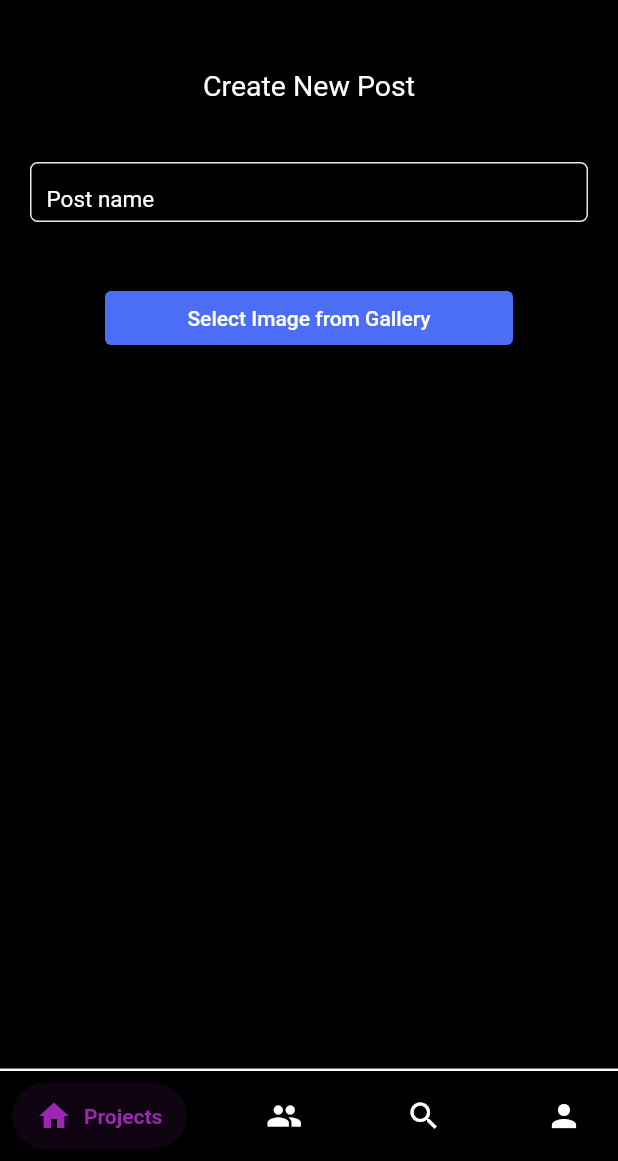
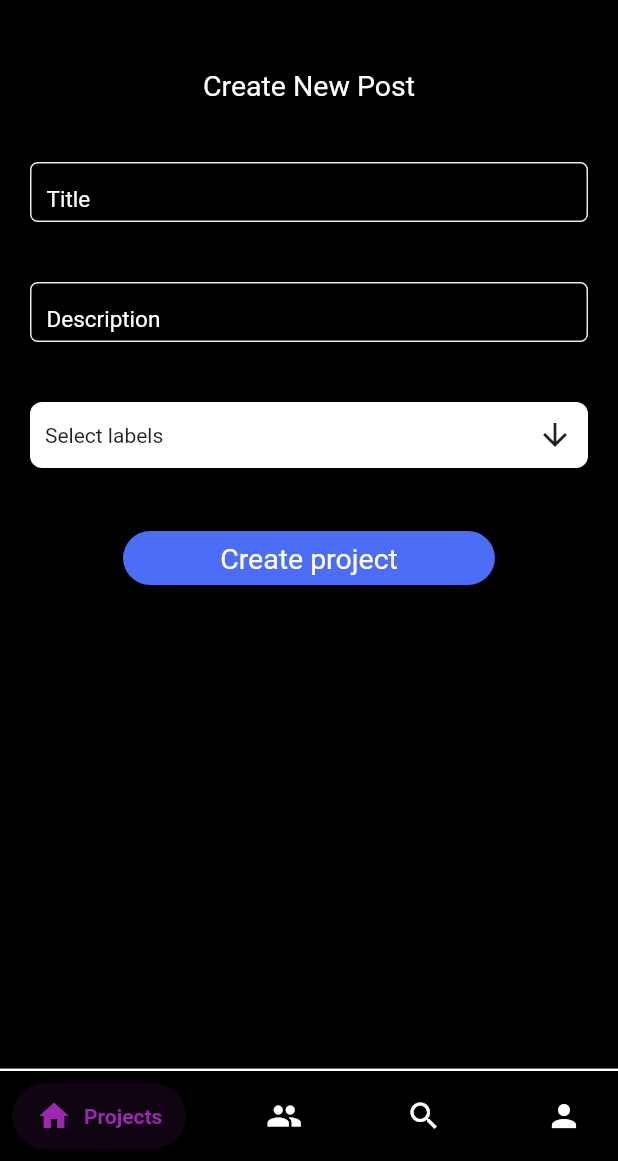
Before and after one commit to TahaMsv/Negarestan, a Flutter app: the CreatePostView screen opened by its route, on a phone screen of 412 x 824 dp, the part 75-1236 px from its top. Run offline on Flutter 3.47's test engine with Material 2 defaults, Android fonts, the phone set to English and light mode, and no system bars; drawn by our look-alikes of multi_select_flutter, salomon_bottom_bar; our stand-ins replace carousel_slider, connectivity_plus, dartz, dio, equatable, flash and 5 more; missing offline and left inert: network_manager, responsive_grid_list, scroll_navigation, shared_preferences_web; accounts and stored records are empty; Roboto replaces fonts that are missing (OpenSans); project files that could hold a hidden picture were left out.

Commit message:
Create project and projects list are implemented.

```diff
--- /dev/null
+++ b/lib/core/classes/Project.dart
@@ -0,0 +1,82 @@
+class Project {
+  Project({
+    required this.id,
+    required this.user,
+    required this.title,
+    required this.description,
+    this.awards,
+    required this.labels,
+    required this.institutions,
+    required this.tools,
+    required this.likes,
+    required this.comments,
+  });
+
+  int id;
+  int user;
+  String title;
+  String description;
+  String? awards;
+  List<String> labels;
+  List<String> institutions;
+  List<String> tools;
+  List<String> likes;
+  List<Comment> comments;
+
+  factory Project.fromJson(Map<String, dynamic> json) => Project(
+        id: json["id"],
+        user: json["user"],
+        title: json["title"],
+        description: json["description"],
+        awards: json["awards"],
+        labels: json["labels"].cast<String>(),
+        likes: json["likes"].cast<String>(),
+        tools: json["tools"].cast<String>(),
+        institutions: json["institutions"]?.cast<String>(),
+        comments: List<Comment>.from(json["comments"].map((c) => Comment.fromJson(c))),
+      );
+
+  // Map<String, dynamic> toJson() => {
+  //       "id": id,
+  //       "username": username,
+  //       "first_name": firstname,
+  //       "last_name": lastname,
+  //       "password": password,
+  //       "email": email,
+  //       "phone_number": phoneNumber,
+  //       "country": country,
+  //       "city": city,
+  //       "bio": bio,
+  //       "skills": skills,
+  //       "institutions": institutions,
+  //       "birthday": birthDay,
+  //       "gender": gender,
+  //       "followers": followers,
+  //       "following": followings,
+  //     };
+
+  bool operator ==(p) => p is Project && p.id == id;
+}
+
+class Comment {
+  Comment({
+    required this.id,
+    required this.user,
+    required this.project,
+    required this.content,
+  });
+
+  int id;
+  int user;
+  int project;
+  String content;
+
+  factory Comment.fromJson(Map<String, dynamic> json) => Comment(
+        id: json["id"],
+        user: json["user"],
+        content: json["content"],
+        project: json["project"],
+      );
+
+  bool operator ==(c) => c is Comment && c.id == id;
+}
--- a/lib/core/constants/apis.dart
+++ b/lib/core/constants/apis.dart
@@ -9,4 +9,6 @@ class Apis {
   static const unfollow = 'users/unfollow/v0/';
   static const me = 'users/me/v0/';
   static const search = 'users/search/v0/';
+  static const createProject = 'projects/v0/';
+  static const getProjects = 'projects/v0/';
 }
--- a/lib/core/constants/ui.dart
+++ b/lib/core/constants/ui.dart
@@ -138,7 +138,7 @@ class MyTheme {
 
   static ThemeData dark = ThemeData.dark().copyWith(
     primaryColor: Colors.deepPurple,
-    accentColor: Colors.grey,
+    // accentColor: Colors.grey,
     textButtonTheme: TextButtonThemeData(
         style: TextButton.styleFrom(
       primary: Colors.deepOrange,
--- a/lib/screens/create_post/create_post__state.dart
+++ b/lib/screens/create_post/create_post__state.dart
@@ -7,8 +7,27 @@ import 'package:get/get.dart';
 class CreatePostState with ChangeNotifier {
   setState() => notifyListeners();
 
+  bool _loading = false;
+
+  bool get loading => _loading;
+
+  void setLoading(bool val) {
+    _loading = val;
+    notifyListeners();
+  }
+
+  List<String> _selectedLabels = [];
+
+  List<String> get selectedLabels => _selectedLabels;
+
+  void setSelectedLabels(List<String> val) {
+    _selectedLabels = val;
+    notifyListeners();
+  }
+
   final TextEditingController postNameC = TextEditingController();
+  final TextEditingController postDescriptionC = TextEditingController();
+  final TextEditingController awardsC = TextEditingController();
 
   List<File> selectedImages = [];
-
 }
--- a/lib/screens/create_post/create_post_view_mobile.dart
+++ b/lib/screens/create_post/create_post_view_mobile.dart
@@ -2,16 +2,20 @@ import 'dart:io';
 import 'package:flutter/material.dart';
 import 'package:get/get.dart';
 import 'package:negarestan/widgets/UserTextInput.dart';
+
 // import 'package:image_picker/image_picker.dart';
 import '../../core/constants/ui.dart';
 import '../../core/dependency_injection.dart';
 import 'package:provider/provider.dart';
+import '../../widgets/MyElevatedButton.dart';
 import 'create_post__state.dart';
 import 'create_post_controller.dart';
+import 'package:multi_select_flutter/multi_select_flutter.dart';
 
 class CreatePostView extends StatelessWidget {
   CreatePostView({Key? key}) : super(key: key);
   final CreatePostController createPostController = getIt<CreatePostController>();
+
   // final picker = ImagePicker();
 
   @override
@@ -37,42 +41,52 @@ class CreatePostView extends StatelessWidget {
               SizedBox(height: 40),
               UserTextInput(
                 height: 40,
-                hint: 'Post name',
+                hint: 'Title',
                 hintColor: Colors.white,
+                textColor: Colors.white,
                 controller: createPostState.postNameC,
               ),
               SizedBox(height: 40),
+              UserTextInput(
+                height: 40,
+                hint: 'Description',
+                hintColor: Colors.white,
+                textColor: Colors.white,
+                controller: createPostState.postDescriptionC,
+              ),
+              SizedBox(height: 40),
+              MultiSelectDialogField(
+                items: ["Web design", 'Logo Design', 'Motion Graphics', 'Poster Design', 'Social Media Graphics', 'App Design'].map((e) => MultiSelectItem(e, e)).toList(),
+                listType: MultiSelectListType.CHIP,
+                buttonText: Text("Select labels"),
+                selectedColor: Colors.green,
+                selectedItemsTextStyle: TextStyle(color: Colors.white),
+                decoration: BoxDecoration(
+                  borderRadius: BorderRadius.circular(8),
+                  color: MyColors.white,
+                ),
+                onConfirm: (values) {
+                  createPostState.setSelectedLabels(values);
+                },
+              ),
+              SizedBox(height: 40),
               Padding(
-                padding: const EdgeInsets.symmetric(horizontal: 50.0),
-                child: ElevatedButton(
-                  style: ButtonStyle(backgroundColor: MaterialStateProperty.all(MyColors.myBlue)),
-                  // TO change button color
-                  child: const Text('Select Image from Gallery'),
-                  onPressed: () {
-                    // getImages();
+                padding: const EdgeInsets.symmetric(horizontal: 60.0),
+                child: MyElevatedButton(
+                  height: 40,
+                  width: 20,
+                  buttonText: "Create project",
+                  fontSize: 19,
+                  borderRadius: 20,
+                  bgColor: MyColors.myBlue,
+                  textColor: MyColors.white,
+                  fgColor: MyColors.white,
+                  isLoading: createPostState.loading,
+                  function: () {
+                    createPostController.createProject();
                   },
                 ),
-              ),
-              Expanded(
-                child: SizedBox(
-                  width: 300.0, // To show images in particular area only
-                  child: createPostState.selectedImages.isEmpty // If no images is selected
-                      ? const Center(child: Text('Nothing selected!!'))
-                      : GridView.builder(
-                          itemCount: createPostState.selectedImages.length,
-                          gridDelegate: const SliverGridDelegateWithFixedCrossAxisCount(crossAxisCount: 3
-                              // Horizontally only 3 images will show
-                              ),
-                          itemBuilder: (BuildContext context, int index) {
-                            // TO show selected file
-                            return Center(child: Image.file(createPostState.selectedImages[index]));
-                            // If you are making the web app then you have to
-                            // use image provider as network image or in
-                            // android or iOS it will as file only
-                          },
-                        ),
-                ),
-              ),
+              )
             ],
           )),
     );
--- a/lib/screens/projects/projects_state.dart
+++ b/lib/screens/projects/projects_state.dart
@@ -3,6 +3,26 @@ import 'dart:typed_data';
 import 'package:flutter/material.dart';
 import 'package:get/get.dart';
 
+import '../../core/classes/Project.dart';
+
 class ProjectsState with ChangeNotifier {
   setState() => notifyListeners();
+
+  bool _loading = false;
+
+  bool get loading => _loading;
+
+  void setLoading(bool val) {
+    _loading = val;
+    notifyListeners();
+  }
+
+  List<Project> _projects = [];
+
+  List<Project> get projects => _projects;
+
+  void setProjects(List<Project> val) {
+    _projects = val;
+    notifyListeners();
+  }
 }
--- a/lib/screens/search_screen/search_view_mobile.dart
+++ b/lib/screens/search_screen/search_view_mobile.dart
@@ -12,14 +12,14 @@ import '../../core/dependency_injection.dart';
 import 'package:provider/provider.dart';
 import 'package:flutter/material.dart';
 import 'package:get/get.dart';
-import 'package:material_floating_search_bar/material_floating_search_bar.dart';
+// import 'package:material_floating_search_bar/material_floating_search_bar.dart';
 
 import '../../widgets/trens_post.dart';
 import '../home/home_controller.dart';
 
 class SearchView extends StatelessWidget {
   SearchView({Key? key}) : super(key: key);
-  final SearchController searchController = getIt<SearchController>();
+  // final SearchController searchController = getIt<SearchController>();
 
   @override
   Widget build(BuildContext context) {
--- a/lib/widgets/UserTextInput.dart
+++ b/lib/widgets/UserTextInput.dart
@@ -30,7 +30,7 @@ class UserTextInput extends StatelessWidget {
 
   @override
   Widget build(BuildContext context) {
-    String languageCode = MultiLanguages.of(context)!.locale.languageCode;
+    // String languageCode = MultiLanguages.of(context)!.locale.languageCode;
     return Container(
       height: height,
       width: width,
@@ -46,7 +46,7 @@ class UserTextInput extends StatelessWidget {
           controller: controller,
           style: TextStyle(fontSize: fontSize, color: textColor),
           decoration: InputDecoration(
-            contentPadding: languageCode == 'en' ? const EdgeInsets.all(10.0) : const EdgeInsets.all(5.0),
+            contentPadding: const EdgeInsets.all(10.0),
             border: InputBorder.none,
             hintStyle: TextStyle(color: hintColor),
             hintText: hint,
```
Also changed, not shown: lib/my_app.dart (+6 -6 lines), lib/screens/create_post/create_post_controller.dart (+40 -0 lines), lib/screens/home/home_controller.dart (+7 -2 lines), lib/screens/profile/profile_controller.dart (+29 -27 lines), lib/screens/profile/profile_state.dart (+15 -4 lines), lib/screens/profile/profile_view_mobile.dart (+118 -20 lines), lib/screens/projects/projects_controller.dart (+27 -1 lines), lib/screens/projects/projects_view_mobile.dart (+10 -1 lines), pubspec.yaml (+9 -6 lines), pubspec.lock, 3 other files.
